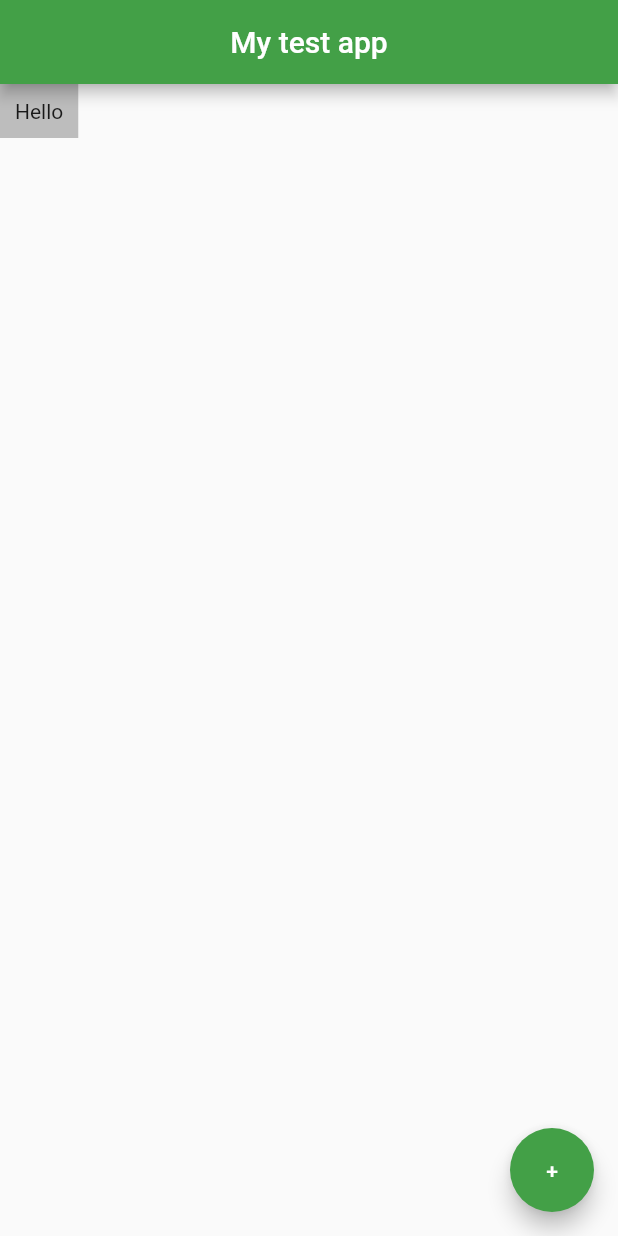
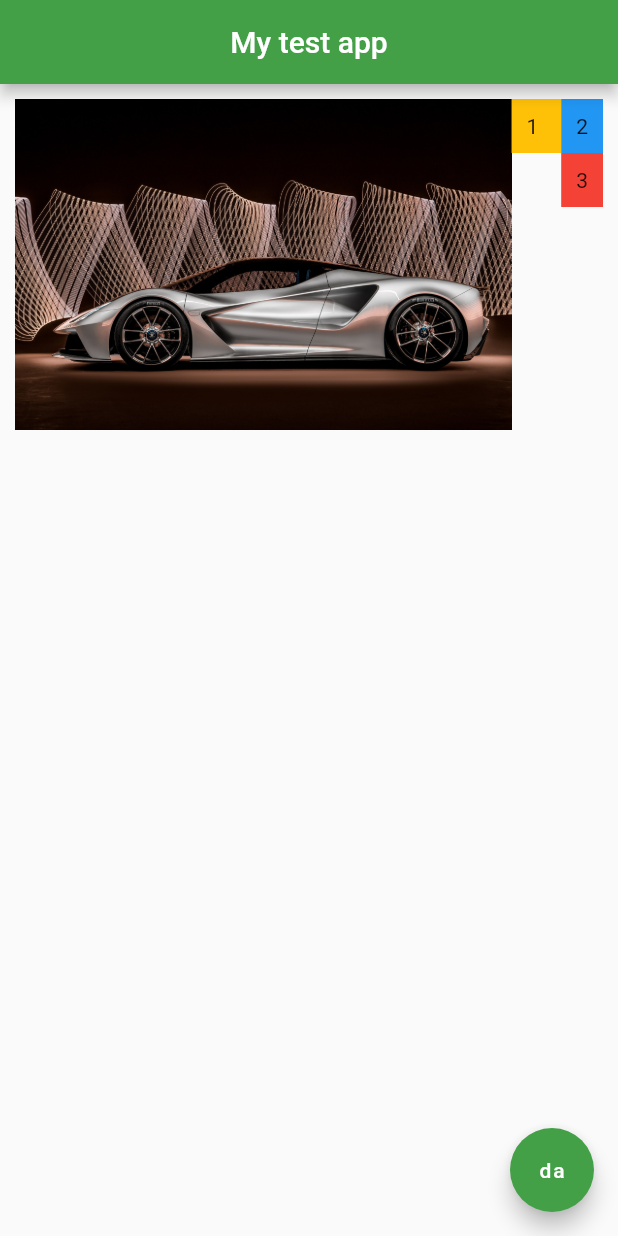
Before and after one commit to vladimirmak02/fluttertest, a Flutter app: the screen it shows after launch, on a phone screen of 412 x 824 dp. Run offline on Flutter 3.47's test engine with Material 2 defaults, Android fonts, the phone set to English and light mode, and no system bars.

Commit message:
some more testing & following tutorial

```diff
--- a/lib/main.dart
+++ b/lib/main.dart
@@ -1,8 +1,7 @@
+import 'package:flutter/cupertino.dart';
 import 'package:flutter/material.dart';
 
-void main() => runApp(MaterialApp(
-      home: Home()
-    ));
+void main() => runApp(MaterialApp(home: Home()));
 
 class Home extends StatelessWidget {
   @override
@@ -13,10 +12,40 @@ class Home extends StatelessWidget {
         centerTitle: true,
         backgroundColor: Colors.green[600],
       ),
-      body: Container(
-        padding: EdgeInsets.all(10),
-        color: Colors.grey[400],
-        child: Text('Hello'),
+      body: Padding(
+        padding: const EdgeInsets.symmetric(vertical: 10, horizontal: 10),
+        child: Row(
+          mainAxisAlignment: MainAxisAlignment.spaceEvenly,
+          crossAxisAlignment: CrossAxisAlignment.start,
+          children: <Widget>[
+            Expanded(
+                flex: 10,
+                child: Image.asset('assets/car.jpg')),
+            Expanded(
+
+              child: Container(
+                padding: EdgeInsets.all(10),
+                color: Colors.amber,
+                child: Text('1'),
+              ),
+            ),
+            Column(
+              mainAxisAlignment: MainAxisAlignment.start,
+              children: <Widget>[
+                Container(
+                  padding: EdgeInsets.all(10),
+                  color: Colors.blue,
+                  child: Text('2'),
+                ),
+                Container(
+                  padding: EdgeInsets.all(10),
+                  color: Colors.red,
+                  child: Text('3'),
+                ),
+              ],
+            ),
+          ],
+        ),
       ),
       /*Center(
         child: IconButton(
@@ -34,7 +63,7 @@ class Home extends StatelessWidget {
         Image.asset('assets/car.jpg'),
 
         child: Text(
-          'woooow',
+          'ti debil',
           style: TextStyle(
               fontSize: 30,
               fontWeight: FontWeight.bold,
@@ -45,7 +74,7 @@ class Home extends StatelessWidget {
       ),*/
       floatingActionButton: FloatingActionButton(
         onPressed: () {},
-        child: Text('+'),
+        child: Text('da'),
         backgroundColor: Colors.green[600],
       ),
     );
```
